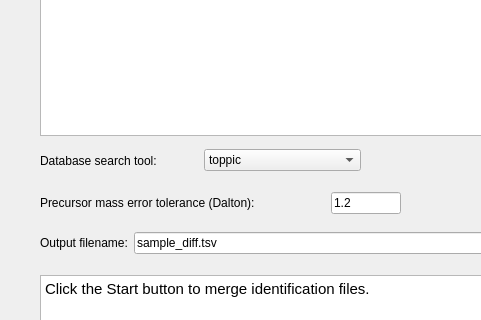
Qt form src/gui/topdiff/topdiffdialog.ui (toppic-suite/toppic-suite) before a commit; both pictures show x 0 to 481 and y 85 to 405 of the 920 by 625 pixel window.
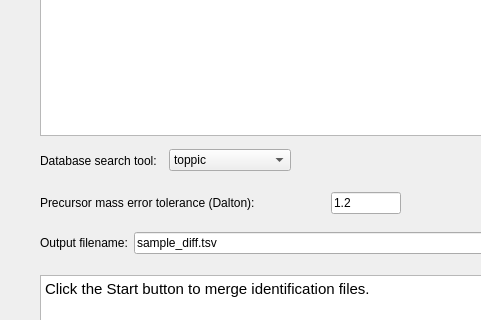
The same form after that commit. Icons and pictures are not drawn.

Commit message: Fixed several formattin issue in the GUI.

```diff
--- a/src/gui/topdiff/topdiffdialog.ui
+++ b/src/gui/topdiff/topdiffdialog.ui
@@ -272,7 +272,7 @@
      <rect>
       <x>40</x>
       <y>230</y>
-      <width>321</width>
+      <width>251</width>
       <height>31</height>
      </rect>
     </property>
```
Left out of the diff: 4 changed lines with no effect on the pictures. The commit also changes 3 other files.
